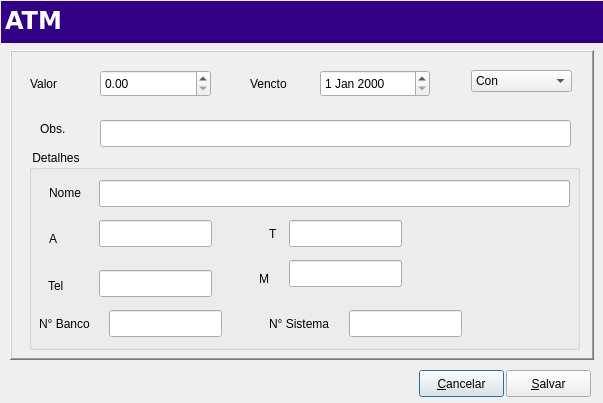
First picture: the form in Projects/Blink/Plugins/financier/editticket.ui, repository MarcoBueno1/qrad, before the edit.
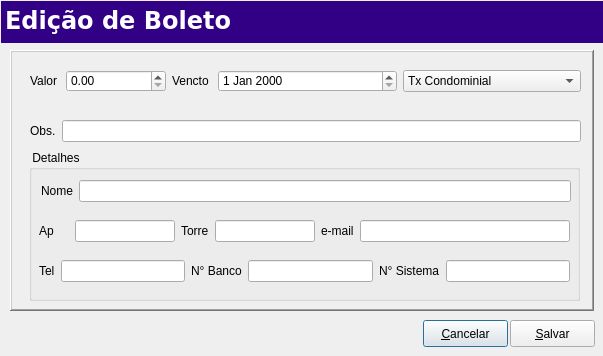
Second picture: the form after the edit.

```diff
--- a/Projects/Blink/Plugins/financier/editticket.ui
+++ b/Projects/Blink/Plugins/financier/editticket.ui
@@ -7,7 +7,7 @@
     <x>0</x>
     <y>0</y>
     <width>603</width>
-    <height>403</height>
+    <height>356</height>
    </rect>
   </property>
   <property name="windowTitle">
@@ -19,7 +19,7 @@
      <x>10</x>
      <y>50</y>
      <width>584</width>
-     <height>310</height>
+     <height>261</height>
     </rect>
    </property>
    <property name="frameShape">
@@ -28,271 +28,246 @@
    <property name="frameShadow">
     <enum>QFrame::Raised</enum>
    </property>
-   <widget class="QLabel" name="LblVencto">
-    <property name="geometry">
-     <rect>
-      <x>240</x>
-      <y>25</y>
-      <width>59</width>
-      <height>17</height>
-     </rect>
-    </property>
-    <property name="text">
-     <string>Vencto</string>
-    </property>
-   </widget>
-   <widget class="QDateEdit" name="DtEdtVencto">
-    <property name="geometry">
-     <rect>
-      <x>310</x>
-      <y>20</y>
-      <width>110</width>
-      <height>27</height>
-     </rect>
-    </property>
-   </widget>
-   <widget class="QLabel" name="LblValor">
-    <property name="geometry">
-     <rect>
-      <x>20</x>
-      <y>25</y>
-      <width>59</width>
-      <height>17</height>
-     </rect>
-    </property>
-    <property name="text">
-     <string>Valor</string>
-    </property>
-   </widget>
-   <widget class="QDoubleSpinBox" name="DblSpnBxValor">
-    <property name="geometry">
-     <rect>
-      <x>90</x>
-      <y>20</y>
-      <width>111</width>
-      <height>27</height>
-     </rect>
-    </property>
-    <property name="maximum">
-     <double>999999999999.989990234375000</double>
-    </property>
-   </widget>
    <widget class="QGroupBox" name="groupBox">
     <property name="geometry">
      <rect>
       <x>19</x>
       <y>100</y>
       <width>551</width>
-      <height>200</height>
+      <height>151</height>
      </rect>
     </property>
     <property name="title">
      <string> Detalhes</string>
     </property>
-    <widget class="QLineEdit" name="LnEdtSeuNumero">
+    <widget class="QWidget" name="">
      <property name="geometry">
       <rect>
-       <x>320</x>
-       <y>160</y>
-       <width>113</width>
-       <height>27</height>
-      </rect>
-     </property>
-    </widget>
-    <widget class="QLineEdit" name="LnEdtNossoNumero">
-     <property name="geometry">
-      <rect>
-       <x>80</x>
-       <y>160</y>
-       <width>113</width>
-       <height>27</height>
-      </rect>
-     </property>
-    </widget>
-    <widget class="QLabel" name="LblSeuNumero">
-     <property name="geometry">
-      <rect>
-       <x>240</x>
-       <y>165</y>
-       <width>71</width>
-       <height>17</height>
-      </rect>
-     </property>
-     <property name="text">
-      <string>N° Sistema</string>
-     </property>
-    </widget>
-    <widget class="QLabel" name="LblNossoNumero">
-     <property name="geometry">
-      <rect>
-       <x>10</x>
-       <y>165</y>
-       <width>60</width>
-       <height>17</height>
-      </rect>
-     </property>
-     <property name="text">
-      <string>N° Banco</string>
-     </property>
-    </widget>
-    <widget class="QLabel" name="LblNossoNumero_2">
-     <property name="geometry">
-      <rect>
-       <x>20</x>
-       <y>34</y>
-       <width>40</width>
-       <height>17</height>
-      </rect>
-     </property>
-     <property name="text">
-      <string>Nome</string>
-     </property>
-    </widget>
-    <widget class="QLineEdit" name="LnEdtNome">
-     <property name="geometry">
-      <rect>
-       <x>70</x>
+       <x>12</x>
        <y>30</y>
-       <width>471</width>
-       <height>27</height>
+       <width>530</width>
+       <height>22</height>
       </rect>
      </property>
+     <layout class="QHBoxLayout" name="horizontalLayout_3">
+      <item>
+       <widget class="QLabel" name="LblNossoNumero_2">
+        <property name="text">
+         <string>Nome</string>
+        </property>
+       </widget>
+      </item>
+      <item>
+       <widget class="QLineEdit" name="LnEdtNome"/>
+      </item>
+     </layout>
     </widget>
-    <widget class="QLabel" name="LblNossoNumero_3">
+    <widget class="QWidget" name="">
      <property name="geometry">
       <rect>
-       <x>20</x>
-       <y>80</y>
-       <width>40</width>
-       <height>17</height>
-      </rect>
-     </property>
-     <property name="text">
-      <string>A</string>
-     </property>
-    </widget>
-    <widget class="QLineEdit" name="LnEdtAp">
-     <property name="geometry">
-      <rect>
-       <x>70</x>
+       <x>10</x>
        <y>70</y>
-       <width>113</width>
-       <height>27</height>
+       <width>531</width>
+       <height>22</height>
       </rect>
      </property>
+     <layout class="QHBoxLayout" name="horizontalLayout_4">
+      <item>
+       <widget class="QLabel" name="LblNossoNumero_3">
+        <property name="minimumSize">
+         <size>
+          <width>30</width>
+          <height>0</height>
+         </size>
+        </property>
+        <property name="maximumSize">
+         <size>
+          <width>50</width>
+          <height>16777215</height>
+         </size>
+        </property>
+        <property name="text">
+         <string>Ap</string>
+        </property>
+       </widget>
+      </item>
+      <item>
+       <widget class="QLineEdit" name="LnEdtAp">
+        <property name="maximumSize">
+         <size>
+          <width>100</width>
+          <height>16777215</height>
+         </size>
+        </property>
+       </widget>
+      </item>
+      <item>
+       <widget class="QLabel" name="LblNossoNumero_4">
+        <property name="maximumSize">
+         <size>
+          <width>50</width>
+          <height>16777215</height>
+         </size>
+        </property>
+        <property name="text">
+         <string>Torre</string>
+        </property>
+       </widget>
+      </item>
+      <item>
+       <widget class="QLineEdit" name="LnEdtTower">
+        <property name="maximumSize">
+         <size>
+          <width>100</width>
+          <height>16777215</height>
+         </size>
+        </property>
+       </widget>
+      </item>
+      <item>
+       <widget class="QLabel" name="LblNossoNumero_6">
+        <property name="text">
+         <string>e-mail</string>
+        </property>
+       </widget>
+      </item>
+      <item>
+       <widget class="QLineEdit" name="LnEdtemail"/>
+      </item>
+     </layout>
     </widget>
-    <widget class="QLabel" name="LblNossoNumero_4">
+    <widget class="QWidget" name="">
      <property name="geometry">
       <rect>
-       <x>240</x>
-       <y>75</y>
-       <width>20</width>
-       <height>17</height>
-      </rect>
-     </property>
-     <property name="text">
-      <string>T</string>
-     </property>
-    </widget>
-    <widget class="QLineEdit" name="LnEdtTower">
-     <property name="geometry">
-      <rect>
-       <x>260</x>
-       <y>70</y>
-       <width>113</width>
-       <height>27</height>
-      </rect>
-     </property>
-    </widget>
-    <widget class="QLabel" name="LblNossoNumero_5">
-     <property name="geometry">
-      <rect>
-       <x>19</x>
-       <y>127</y>
-       <width>40</width>
-       <height>17</height>
-      </rect>
-     </property>
-     <property name="text">
-      <string>Tel</string>
-     </property>
-    </widget>
-    <widget class="QLineEdit" name="LnEdtPhone">
-     <property name="geometry">
-      <rect>
-       <x>70</x>
-       <y>120</y>
-       <width>113</width>
-       <height>27</height>
-      </rect>
-     </property>
-    </widget>
-    <widget class="QLabel" name="LblNossoNumero_6">
-     <property name="geometry">
-      <rect>
-       <x>230</x>
-       <y>120</y>
-       <width>20</width>
-       <height>17</height>
-      </rect>
-     </property>
-     <property name="text">
-      <string>M</string>
-     </property>
-    </widget>
-    <widget class="QLineEdit" name="LnEdtemail">
-     <property name="geometry">
-      <rect>
-       <x>260</x>
+       <x>10</x>
        <y>110</y>
-       <width>113</width>
-       <height>27</height>
+       <width>531</width>
+       <height>22</height>
       </rect>
      </property>
+     <layout class="QHBoxLayout" name="horizontalLayout_5">
+      <item>
+       <widget class="QLabel" name="LblNossoNumero_5">
+        <property name="text">
+         <string>Tel</string>
+        </property>
+       </widget>
+      </item>
+      <item>
+       <widget class="QLineEdit" name="LnEdtPhone"/>
+      </item>
+      <item>
+       <widget class="QLabel" name="LblNossoNumero">
+        <property name="text">
+         <string>N° Banco</string>
+        </property>
+       </widget>
+      </item>
+      <item>
+       <widget class="QLineEdit" name="LnEdtNossoNumero"/>
+      </item>
+      <item>
+       <widget class="QLabel" name="LblSeuNumero">
+        <property name="text">
+         <string>N° Sistema</string>
+        </property>
+       </widget>
+      </item>
+      <item>
+       <widget class="QLineEdit" name="LnEdtSeuNumero"/>
+      </item>
+     </layout>
     </widget>
    </widget>
-   <widget class="QLabel" name="LblValor_2">
+   <widget class="QWidget" name="">
     <property name="geometry">
      <rect>
-      <x>30</x>
+      <x>20</x>
       <y>70</y>
-      <width>40</width>
-      <height>17</height>
+      <width>551</width>
+      <height>22</height>
      </rect>
     </property>
-    <property name="text">
-     <string>Obs.</string>
-    </property>
+    <layout class="QHBoxLayout" name="horizontalLayout">
+     <item>
+      <widget class="QLabel" name="LblValor_2">
+       <property name="text">
+        <string>Obs.</string>
+       </property>
+      </widget>
+     </item>
+     <item>
+      <widget class="QLineEdit" name="LnEdtObs"/>
+     </item>
+    </layout>
    </widget>
-   <widget class="QLineEdit" name="LnEdtObs">
+   <widget class="QWidget" name="">
     <property name="geometry">
      <rect>
-      <x>90</x>
-      <y>70</y>
-      <width>471</width>
-      <height>27</height>
-     </rect>
-    </property>
-   </widget>
-   <widget class="QComboBox" name="comboBox">
-    <property name="geometry">
-     <rect>
-      <x>461</x>
+      <x>20</x>
       <y>20</y>
-      <width>101</width>
+      <width>551</width>
       <height>22</height>
      </rect>
     </property>
-    <item>
-     <property name="text">
-      <string>Con</string>
-     </property>
-    </item>
-    <item>
-     <property name="text">
-      <string>Extr</string>
-     </property>
-    </item>
+    <layout class="QHBoxLayout" name="horizontalLayout_2">
+     <item>
+      <widget class="QLabel" name="LblValor">
+       <property name="maximumSize">
+        <size>
+         <width>30</width>
+         <height>16777215</height>
+        </size>
+       </property>
+       <property name="text">
+        <string>Valor</string>
+       </property>
+      </widget>
+     </item>
+     <item>
+      <widget class="QDoubleSpinBox" name="DblSpnBxValor">
+       <property name="maximumSize">
+        <size>
+         <width>100</width>
+         <height>16777215</height>
+        </size>
+       </property>
+       <property name="maximum">
+        <double>999999999999.989990234375000</double>
+       </property>
+      </widget>
+     </item>
+     <item>
+      <widget class="QLabel" name="LblVencto">
+       <property name="maximumSize">
+        <size>
+         <width>40</width>
+         <height>16777215</height>
+        </size>
+       </property>
+       <property name="text">
+        <string>Vencto</string>
+       </property>
+      </widget>
+     </item>
+     <item>
+      <widget class="QDateEdit" name="DtEdtVencto"/>
+     </item>
+     <item>
+      <widget class="QComboBox" name="comboBox">
+       <item>
+        <property name="text">
+         <string>Tx Condominial</string>
+        </property>
+       </item>
+       <item>
+        <property name="text">
+         <string>Tx Extra</string>
+        </property>
+       </item>
+      </widget>
+     </item>
+    </layout>
    </widget>
   </widget>
   <widget class="QFrame" name="topmenu">
@@ -527,7 +502,7 @@
      <number>1</number>
     </property>
     <property name="text">
-     <string>ATM</string>
+     <string>Edição de Boleto</string>
     </property>
     <property name="textFormat">
      <enum>Qt::AutoText</enum>
@@ -546,8 +521,8 @@
   <widget class="QPushButton" name="PshBtnCancel">
    <property name="geometry">
     <rect>
-     <x>419</x>
-     <y>370</y>
+     <x>423</x>
+     <y>320</y>
      <width>85</width>
      <height>27</height>
     </rect>
@@ -559,8 +534,8 @@
   <widget class="QPushButton" name="PshBtnSave">
    <property name="geometry">
     <rect>
-     <x>506</x>
-     <y>370</y>
+     <x>510</x>
+     <y>320</y>
      <width>85</width>
      <height>27</height>
     </rect>
```
